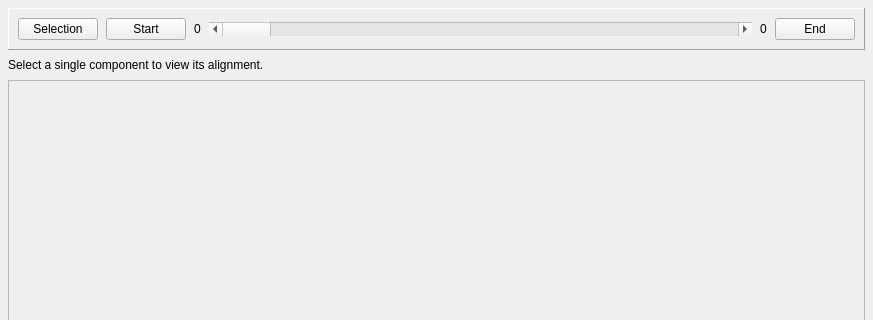
JMcInerneyLab/groot, file groot/frontends/gui/forms/designer/frm_alignment_designer.ui: the form before one commit; both pictures show x 0 to 873 and y 0 to 320 of the 873 by 698 pixel window.
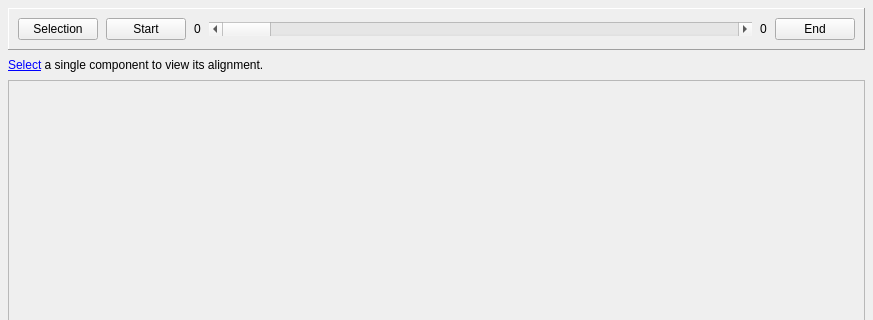
The form after the commit.

Patch:
```diff
--- a/groot/frontends/gui/forms/designer/frm_alignment_designer.ui
+++ b/groot/frontends/gui/forms/designer/frm_alignment_designer.ui
@@ -107,7 +107,7 @@
    <item>
     <widget class="QLabel" name="LBL_SELECTION_WARNING">
      <property name="text">
-      <string>Select a single component to view its alignment.</string>
+      <string>&lt;a href=&quot;action:show_selection&quot;&gt;Select&lt;/a&gt; a single component to view its alignment.</string>
      </property>
      <property name="style" stdset="0">
       <string>warning</string>
```
